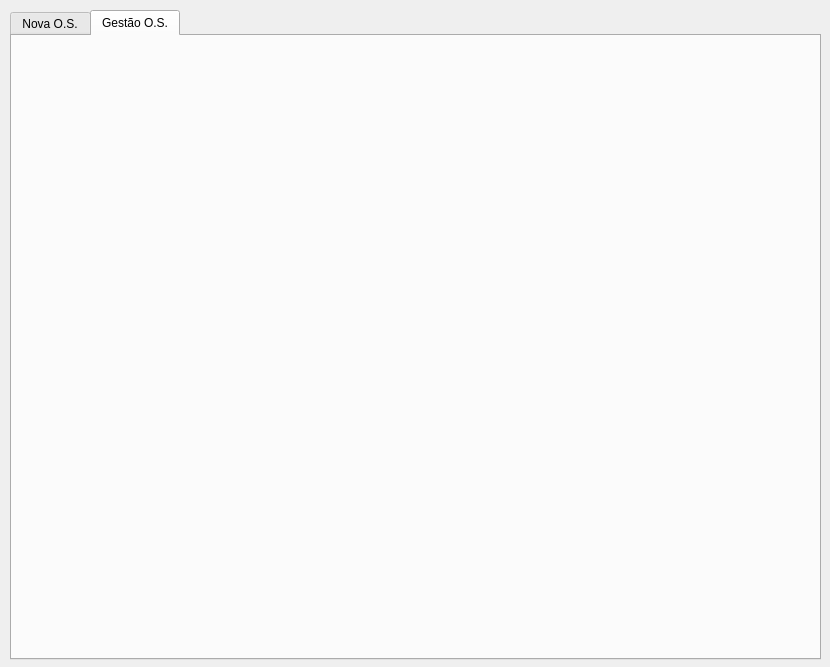
The window that frm_ordemservico.ui (ustop0/TCC) describes before a commit, drawn with Qt 5.
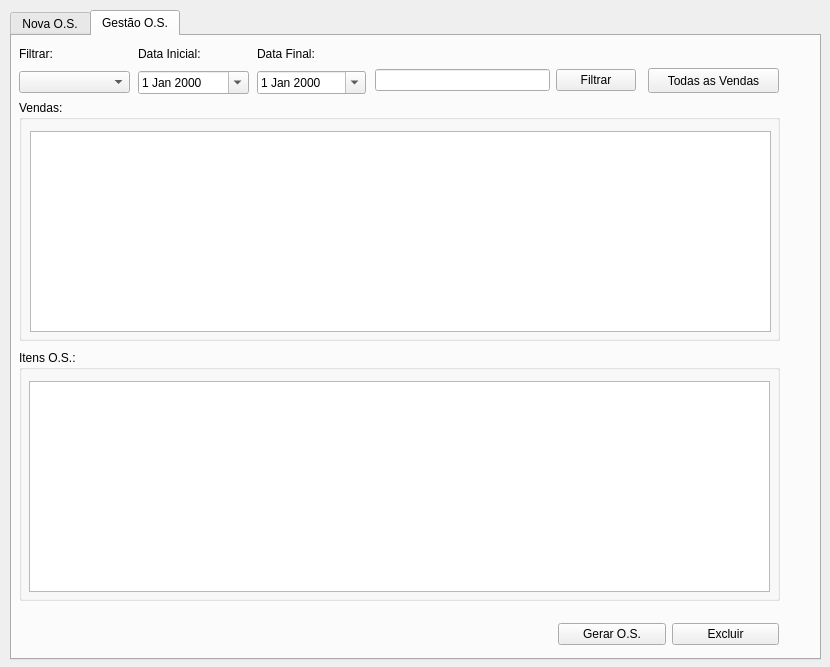
The same window after the commit. The open tabs and pages were chosen to show the change.

What changed in the file:
```diff
--- a/frm_ordemservico.ui
+++ b/frm_ordemservico.ui
@@ -492,6 +492,187 @@
     <attribute name="title">
      <string>Gestão O.S.</string>
     </attribute>
+    <widget class="QGroupBox" name="groupBox_3">
+     <property name="geometry">
+      <rect>
+       <x>7</x>
+       <y>314</y>
+       <width>761</width>
+       <height>251</height>
+      </rect>
+     </property>
+     <property name="title">
+      <string>Itens O.S.:</string>
+     </property>
+    </widget>
+    <widget class="QWidget" name="layoutWidget_6">
+     <property name="geometry">
+      <rect>
+       <x>245</x>
+       <y>7</y>
+       <width>109</width>
+       <height>51</height>
+      </rect>
+     </property>
+     <layout class="QVBoxLayout" name="verticalLayout_4">
+      <item>
+       <widget class="QLabel" name="label_6">
+        <property name="text">
+         <string>Data Final:</string>
+        </property>
+       </widget>
+      </item>
+      <item>
+       <widget class="QDateEdit" name="de_ge_datafinal">
+        <property name="calendarPopup">
+         <bool>true</bool>
+        </property>
+       </widget>
+      </item>
+     </layout>
+    </widget>
+    <widget class="QPushButton" name="btn_ge_mostratTodasVendas">
+     <property name="geometry">
+      <rect>
+       <x>636</x>
+       <y>32</y>
+       <width>131</width>
+       <height>25</height>
+      </rect>
+     </property>
+     <property name="text">
+      <string>Todas as Vendas</string>
+     </property>
+    </widget>
+    <widget class="QWidget" name="layoutWidget_7">
+     <property name="geometry">
+      <rect>
+       <x>126</x>
+       <y>7</y>
+       <width>111</width>
+       <height>51</height>
+      </rect>
+     </property>
+     <layout class="QVBoxLayout" name="verticalLayout_5">
+      <item>
+       <widget class="QLabel" name="label_11">
+        <property name="text">
+         <string>Data Inicial:</string>
+        </property>
+       </widget>
+      </item>
+      <item>
+       <widget class="QDateEdit" name="de_ge_datainicial">
+        <property name="calendarPopup">
+         <bool>true</bool>
+        </property>
+       </widget>
+      </item>
+     </layout>
+    </widget>
+    <widget class="QWidget" name="layoutWidget_8">
+     <property name="geometry">
+      <rect>
+       <x>363</x>
+       <y>31</y>
+       <width>261</width>
+       <height>27</height>
+      </rect>
+     </property>
+     <layout class="QHBoxLayout" name="horizontalLayout_2">
+      <item>
+       <widget class="QLineEdit" name="txt_ge_filtrar"/>
+      </item>
+      <item>
+       <widget class="QPushButton" name="btn_ge_filtrar">
+        <property name="text">
+         <string>Filtrar</string>
+        </property>
+       </widget>
+      </item>
+     </layout>
+    </widget>
+    <widget class="QWidget" name="layoutWidget_9">
+     <property name="geometry">
+      <rect>
+       <x>7</x>
+       <y>7</y>
+       <width>111</width>
+       <height>50</height>
+      </rect>
+     </property>
+     <layout class="QVBoxLayout" name="verticalLayout_10">
+      <item>
+       <widget class="QLabel" name="label_12">
+        <property name="text">
+         <string>Filtrar:</string>
+        </property>
+       </widget>
+      </item>
+      <item>
+       <widget class="QComboBox" name="cb_ge_filtrar"/>
+      </item>
+     </layout>
+    </widget>
+    <widget class="QGroupBox" name="groupBox_4">
+     <property name="geometry">
+      <rect>
+       <x>7</x>
+       <y>64</y>
+       <width>761</width>
+       <height>241</height>
+      </rect>
+     </property>
+     <property name="title">
+      <string>Vendas:</string>
+     </property>
+     <widget class="QTableWidget" name="tw_listaOS">
+      <property name="geometry">
+       <rect>
+        <x>11</x>
+        <y>31</y>
+        <width>741</width>
+        <height>201</height>
+       </rect>
+      </property>
+     </widget>
+    </widget>
+    <widget class="QTableWidget" name="tw_listaPecasOS">
+     <property name="geometry">
+      <rect>
+       <x>17</x>
+       <y>345</y>
+       <width>741</width>
+       <height>211</height>
+      </rect>
+     </property>
+    </widget>
+    <widget class="QWidget" name="">
+     <property name="geometry">
+      <rect>
+       <x>546</x>
+       <y>585</y>
+       <width>221</width>
+       <height>27</height>
+      </rect>
+     </property>
+     <layout class="QHBoxLayout" name="horizontalLayout_3">
+      <item>
+       <widget class="QPushButton" name="btn_ge_geraros">
+        <property name="text">
+         <string>Gerar O.S.</string>
+        </property>
+       </widget>
+      </item>
+      <item>
+       <widget class="QPushButton" name="btn_ge_excluir">
+        <property name="text">
+         <string>Excluir</string>
+        </property>
+       </widget>
+      </item>
+     </layout>
+    </widget>
    </widget>
   </widget>
  </widget>
```
Left out of the diff: 2 changed lines with no effect on the pictures.
